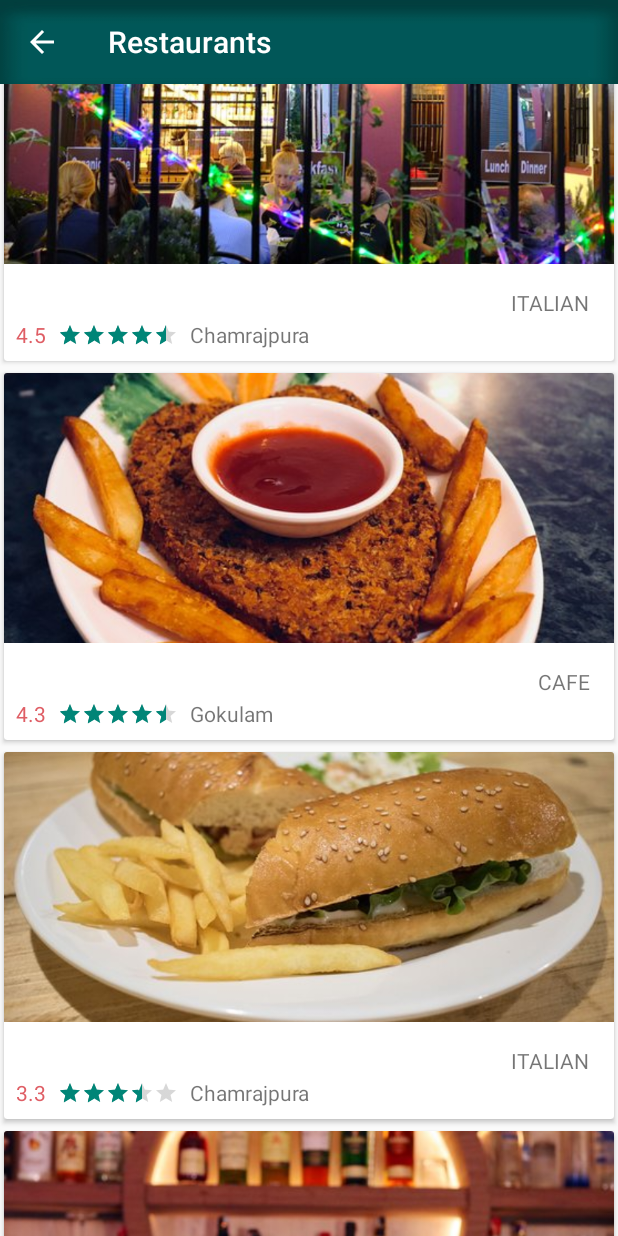
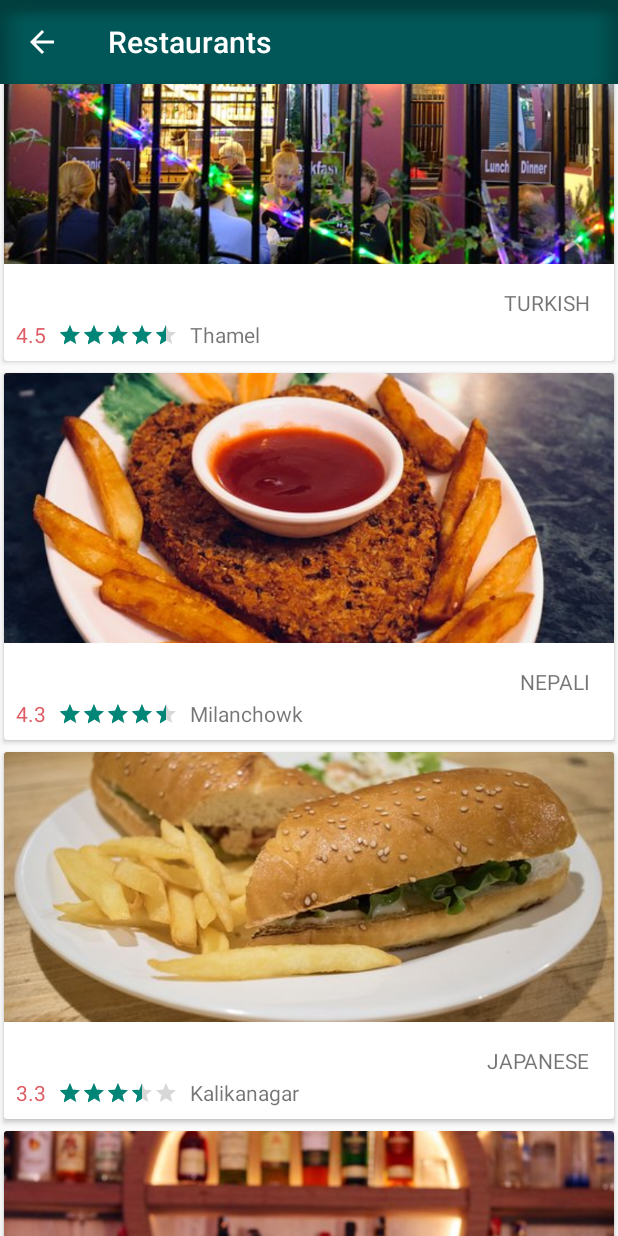
Before and after one commit to pharidali/NepathayaHackathonTeamPharid, an Android app: the RestaurantFragment screen opened directly, with no data from a screen before it, scrolled down 1074 dp, on a phone screen of 412 x 824 dp. Run offline under Robolectric (Android 15) with nearby library versions, the phone set to English and light mode, and no system bars; our stand-ins replace ButterKnife.

Commit message:
removed unused codes

```diff
--- a/app/src/main/res/values/strings.xml
+++ b/app/src/main/res/values/strings.xml
@@ -73,58 +73,6 @@
     <string name="website">Website</string>
     <string name="about">About</string>
 
-    <string name="mysore_palace_hours">10:00 am - 05:30 pm</string>
-    <string name="venugopalaswamy_temple_hours">08:30 am - 04:30 pm</string>
-    <string name="grs_hours">10:30 am - 07:00 pm</string>
-    <string name="krs_hours">06:30 am - 07:30 pm</string>
-    <string name="bylakuppe_hours">09:00 am - 06:00 pm</string>
-    <string name="ranganthittu_hours">09:00 am - 06:00 pm</string>
-
-    <string name="mysore_palace_location">Mysore+Palace</string>
-    <string name="venugopalaswamy_temple_location">Venugopala+Swamy+Temple</string>
-    <string name="grs_location">GRS+Fantasy+Park</string>
-    <string name="krs_location">KrishnaRajaSagara+Dam,+Karnataka+571607</string>
-    <string name="bylakuppe_location">Namdroling+Monastery+Golden+Temple</string>
-    <string name="ranganthittu_location">Ranganathittu+Bird+Sanctuary</string>
-
-    <string name="onesta_location">Onesta</string>
-    <string name="hotel_mylari_location">Hotel+Vinayaka+Original+Mylari</string>
-    <string name="the_barge_location">The+Barge</string>
-    <string name="la_uppu_location">Grand+Mercure+Mysuru</string>
-    <string name="old_house_location">The+Old+House</string>
-    <string name="frosting_cafe_location">Frosting+cafe</string>
-    <string name="good_vibes_location">Cafe+Good+Vibes</string>
-    <string name="indra_cafe_location">Indra+Cafe+Paras+-+Vegetarian+Restaurant</string>
-
-    <string name="indra_cafe_website">http://indracafeparas.com</string>
-    <string name="good_vibes_website" />
-    <string name="frosting_cafe_website" />
-    <string name="old_house_website" />
-    <string name="la_uppu_website">https://www.accorhotels.com/gb/hotel-9306-grand-mercure-mysuru-/index.shtml</string>
-    <string name="the_barge_website">http://thebarge.in</string>
-    <string name="hotel_mylari_website" />
-    <string name="onesta_website">http://onestalove.com</string>
-
-    <string name="onesta_phone">08214851479</string>
-    <string name="hotel_mylari_phone" />
-    <string name="indra_cafe_phone">08212420236</string>
-    <string name="the_barge_phone">09741391444</string>
-    <string name="la_uppu_phone">08214021212</string>
-    <string name="old_house_phone">08212333255</string>
-    <string name="frosting_cafe_phone">07022330059</string>
-    <string name="good_vibes_phone">08212978124</string>
-
-    <string name="indian">Indian</string>
-    <string name="italian">Italian</string>
-    <string name="chinese">Chinese</string>
-    <string name="cafe">Cafe</string>
-
-    <string name="gokulam">Gokulam</string>
-    <string name="doora">Doora</string>
-    <string name="vijaynagar">Vijaynagar</string>
-    <string name="bannimantap">Bannimantap</string>
-    <string name="chamrajpura">Chamrajpura</string>
-
     <string name="reviewCount">(%1$s)</string>
 
     <string name="navikotsava">Navikotsava</string>
@@ -195,21 +143,21 @@
     </string-array>
 
     <string-array name="placeHours">
-        <item>@string/mysore_palace_hours</item>
-        <item>@string/venugopalaswamy_temple_hours</item>
-        <item>@string/grs_hours</item>
-        <item>@string/krs_hours</item>
-        <item>@string/bylakuppe_hours</item>
-        <item>@string/ranganthittu_hours</item>
+        <item>10:00 am - 05:30 pm</item>
+        <item>9:00 am - 07:30 pm</item>
+        <item>10:00 am - 09:30 pm</item>
+        <item>7:00 am - 05:30 pm</item>
+        <item>10:30 am - 04:30 pm</item>
+        <item>6:00 am - 05:30 pm</item>
     </string-array>
 
     <string-array name="placeLocation">
-        <item>@string/mysore_palace_location</item>
-        <item>@string/venugopalaswamy_temple_location</item>
-        <item>@string/grs_location</item>
-        <item>@string/krs_location</item>
-        <item>@string/bylakuppe_location</item>
-        <item>@string/ranganthittu_location</item>
+        <item>Kathmandu+City</item>
+        <item>pokhara</item>
+        <item>lumbini</item>
+        <item>illam</item>
+        <item>annapurnabasecamp</item>
+        <item>mustang</item>
     </string-array>
 
 
@@ -236,25 +184,25 @@
     </string-array>
 
     <string-array name="restaurant_type">
-        <item>@string/italian</item>
-        <item>@string/indian</item>
-        <item>@string/chinese</item>
-        <item>@string/indian</item>
-        <item>@string/italian</item>
-        <item>@string/cafe</item>
-        <item>@string/italian</item>
-        <item>@string/indian</item>
+        <item>Nepali</item>
+        <item>Indian</item>
+        <item>Chinese</item>
+        <item>American</item>
+        <item>Turkish</item>
+        <item>Nepali</item>
+        <item>japanese</item>
+        <item>Australian</item>
     </string-array>
 
     <string-array name="restaurant_place">
-        <item>@string/gokulam</item>
-        <item>@string/doora</item>
-        <item>@string/vijaynagar</item>
-        <item>@string/bannimantap</item>
-        <item>@string/chamrajpura</item>
-        <item>@string/gokulam</item>
-        <item>@string/chamrajpura</item>
-        <item>@string/chamrajpura</item>
+        <item>Butwal - 5</item>
+        <item>Amarpath</item>
+        <item>laxminagar</item>
+        <item>Traffic Chowk</item>
+        <item>Thamel</item>
+        <item>Milanchowk</item>
+        <item>Kalikanagar</item>
+        <item>Lumbini</item>
     </string-array>
 
     <array name="restaurant_rating">
@@ -280,36 +228,36 @@
     </array>
 
     <string-array name="restaurant_location">
-        <item>@string/onesta_location</item>
-        <item>@string/hotel_mylari_location</item>
-        <item>@string/the_barge_location</item>
-        <item>@string/la_uppu_location</item>
-        <item>@string/old_house_location</item>
-        <item>@string/frosting_cafe_location</item>
-        <item>@string/good_vibes_location</item>
-        <item>@string/indra_cafe_location</item>
+        <item>Butwal - 5</item>
+        <item>Amarpath</item>
+        <item>laxminagar</item>
+        <item>Traffic Chowk</item>
+        <item>Thamel</item>
+        <item>Milanchowk</item>
+        <item>Kalikanagar</item>
+        <item>Lumbini</item>
     </string-array>
 
     <string-array name="restaurant_phone">
-        <item>@string/onesta_phone</item>
-        <item>@string/hotel_mylari_phone</item>
-        <item>@string/the_barge_phone</item>
-        <item>@string/la_uppu_phone</item>
-        <item>@string/old_house_phone</item>
-        <item>@string/frosting_cafe_phone</item>
-        <item>@string/good_vibes_phone</item>
-        <item>@string/indra_cafe_phone</item>
+        <item>9868606202</item>
+        <item>9868606202</item>
+        <item>9868606202</item>
+        <item>9868606202</item>
+        <item>9868606202</item>
+        <item>9868606202</item>
+        <item>9868606202</item>
+        <item>9868606202</item>
     </string-array>
 
     <string-array name="restaurant_website">
-        <item>@string/onesta_website</item>
-        <item>@string/hotel_mylari_website</item>
-        <item>@string/the_barge_website</item>
-        <item>@string/la_uppu_website</item>
-        <item>@string/old_house_website</item>
-        <item>@string/frosting_cafe_website</item>
-        <item>@string/good_vibes_website</item>
-        <item>@string/indra_cafe_website</item>
+        <item>www.mealrobe.com</item>
+        <item>www.mealrobe.com</item>
+        <item>www.mealrobe.com</item>
+        <item>www.mealrobe.com</item>
+        <item>www.mealrobe.com</item>
+        <item>www.mealrobe.com</item>
+        <item>www.mealrobe.com</item>
+        <item>www.mealrobe.com</item>
     </string-array>
 
     <string-array name="event_name">
```
